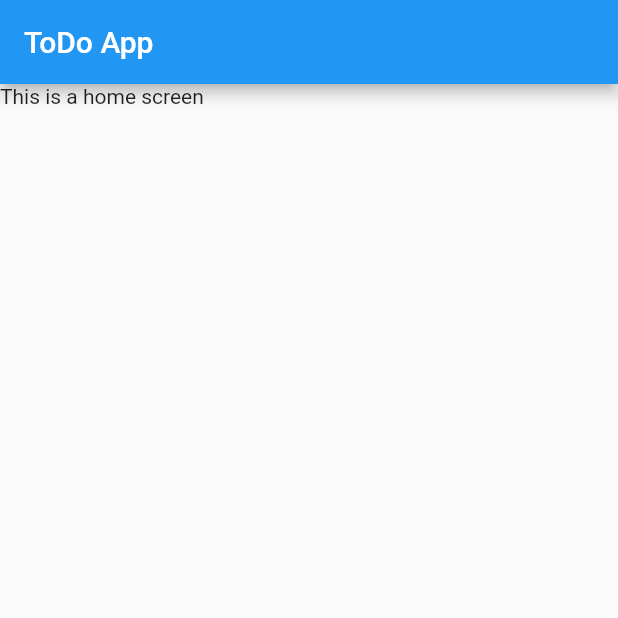
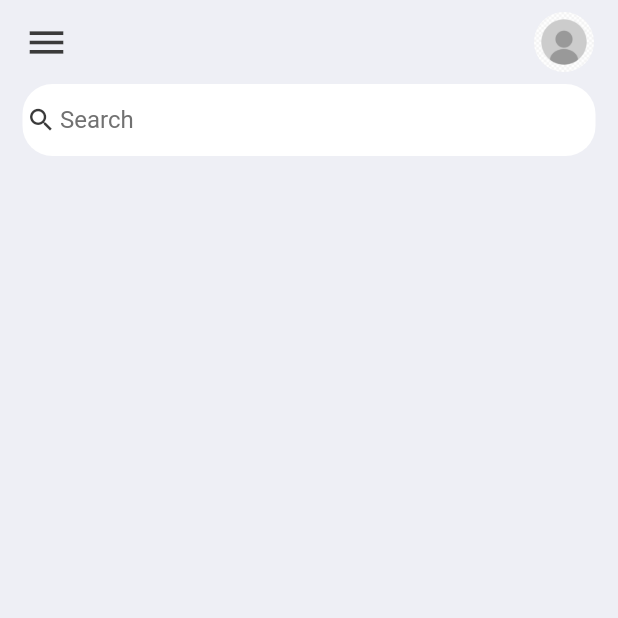
Before and after one commit to BlakeSharp/TodoListApp, a Flutter app: the screen it shows after launch, on a phone screen of 412 x 824 dp, the top half of it. Run offline on Flutter 3.47's test engine with Material 2 defaults, Android fonts, the phone set to English and light mode, and no system bars.

Commit message:
Text Input Field

```diff
--- a/lib/main.dart
+++ b/lib/main.dart
@@ -1,4 +1,5 @@
 import 'package:flutter/material.dart';
+import 'package:flutter/services.dart';
 import 'package:todo_list_app/screens/home.dart';
 
 void main() {
@@ -10,7 +11,14 @@ class MyApp extends StatelessWidget {
 
   @override
   Widget build(BuildContext context) {
+    // Changing the top portion of the screen to be transparent
+    SystemChrome.setSystemUIOverlayStyle(
+        SystemUiOverlayStyle(systemNavigationBarColor: Colors.transparent));
+
+    //return the app with the title being ToDo App, homescreen being Home in screens
     return MaterialApp(
+      //top right banner to not show up
+      debugShowCheckedModeBanner: false,
       title: 'ToDo App',
       home: Home(),
     );
--- a/lib/screens/home.dart
+++ b/lib/screens/home.dart
@@ -1,17 +1,67 @@
 import 'package:flutter/material.dart';
+import 'package:todo_list_app/constants/colors.dart';
 
 class Home extends StatelessWidget {
   const Home({Key? key}) : super(key: key);
 
   @override
   Widget build(BuildContext context) {
+    //Scaffold is what (every?) app is based on
     return Scaffold(
-      appBar: AppBar(
-        title: Text('ToDo App'),
-      ),
+      backgroundColor: tdBGColor, // Change the whole screen to BGcolor
+      // the top of the app
+      appBar: _buildAppBar(),
+
+      // The main section of the app
       body: Container(
-        child: Text('This is a home screen'),
+        padding: EdgeInsets.symmetric(horizontal: 15),
+        child: Column(
+          children: [
+            Container(
+              decoration: BoxDecoration(
+                  color: Colors.white, borderRadius: BorderRadius.circular(20)),
+              child: TextField(
+                decoration: InputDecoration(
+                    contentPadding: EdgeInsets.all(0),
+                    prefixIcon: Icon(Icons.search, color: tdBlack, size: 20),
+                    prefixIconConstraints:
+                        BoxConstraints(maxHeight: 20, minWidth: 25),
+                    border: InputBorder.none,
+                    hintText: 'Search',
+                    hintStyle: TextStyle(color: tdGrey)),
+              ),
+            )
+          ],
+        ),
       ),
     );
   }
+
+  AppBar _buildAppBar() {
+    // Seperating the AppBar to a method for readability
+    return AppBar(
+      //bg color of the top portion
+      backgroundColor: tdBGColor,
+
+      //gets rid of the dropshadow (like z index?)
+      elevation: 0,
+      title:
+          // Avatar and menu item
+          Row(mainAxisAlignment: MainAxisAlignment.spaceBetween, children: [
+        Icon(
+          Icons.menu,
+          color: tdBlack,
+          size: 30,
+        ),
+        Container(
+          height: 40,
+          width: 40,
+          child: ClipRRect(
+            borderRadius: BorderRadius.circular(20),
+            child: Image.asset('assets/images/avatar.jpg'),
+          ),
+        )
+      ]),
+    );
+  }
 }
```
